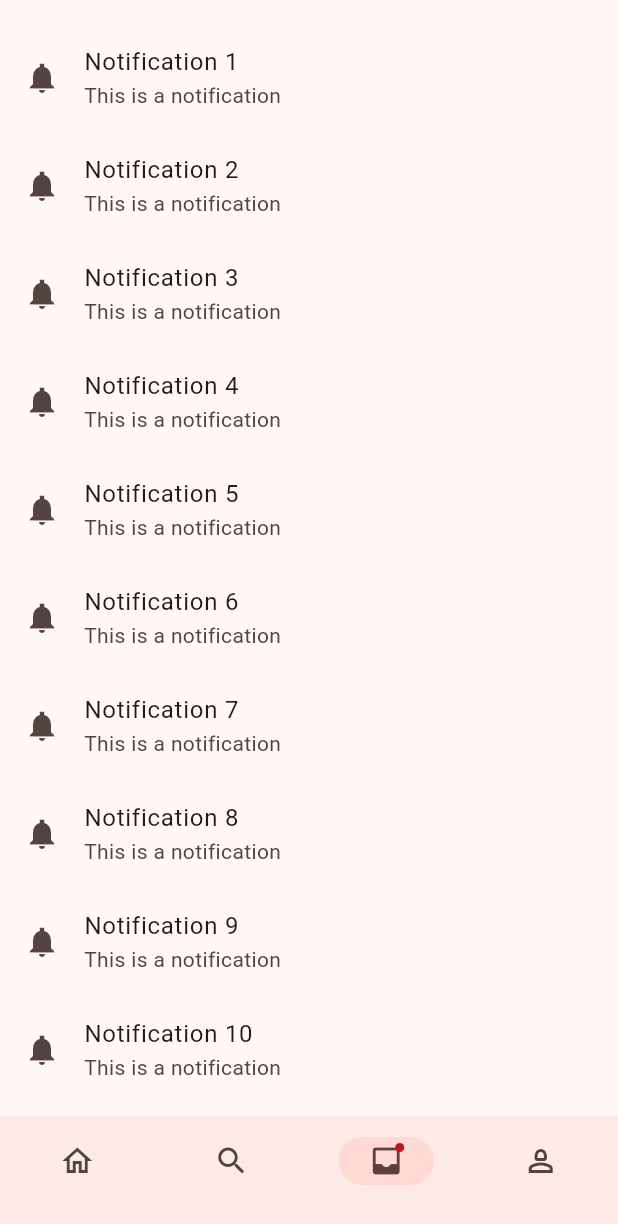
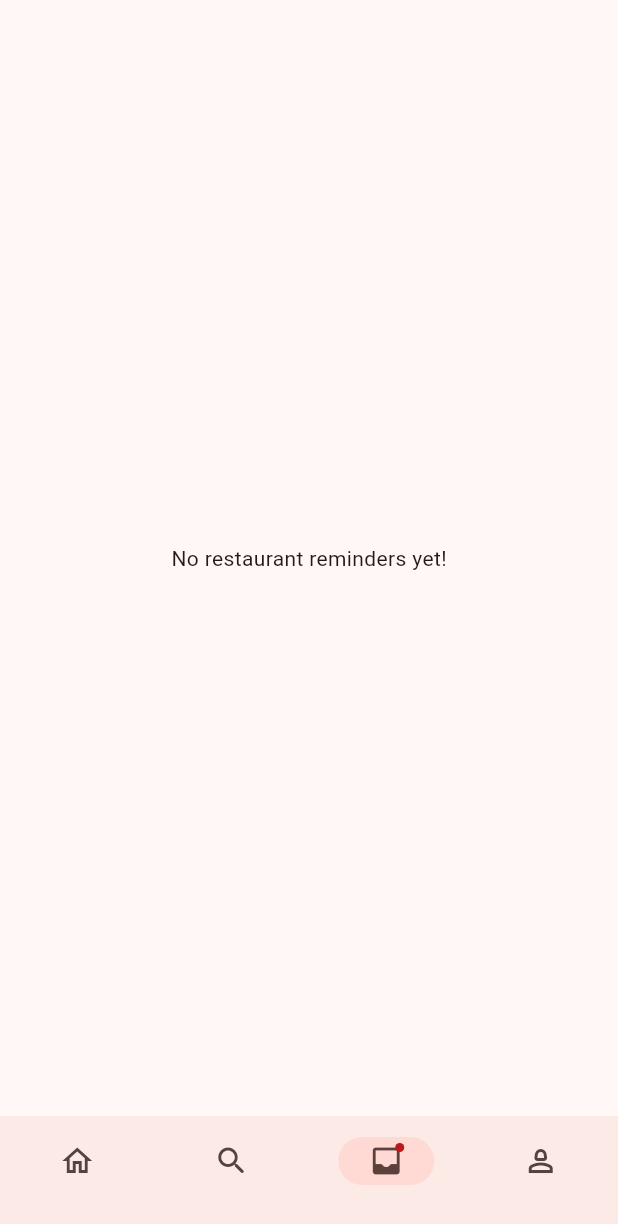
Before and after one commit to GuyWhoCode/QuickBites, a Flutter app: the NavBar screen opened directly, item 3 of the bottom bar chosen, on a phone screen of 412 x 824 dp. Shown: the top 1224 px of the screen. Run offline on Flutter 3.47's test engine with Material 3 defaults, Android fonts, the phone set to English and light mode, and no system bars; our stand-ins replace cloud_firestore, firebase_auth, firebase_core, flutter_cache_manager, geolocator; accounts and stored records are empty.

Commit message:
feat: notification page

```diff
--- a/lib/models/user.dart
+++ b/lib/models/user.dart
@@ -1,10 +1,10 @@
-import './restaurant.dart';
+import 'package:quickbites/models/restaurant.dart';
 
 class MainUser {
   final String id;
   final String name;
   List<Restaurant> favoriteRestaurants;
-  final int restaurantReminderDuration;
+  int restaurantReminderDuration;
 
   MainUser({
     required this.id,
--- a/lib/pages/home/page.dart
+++ b/lib/pages/home/page.dart
@@ -4,7 +4,6 @@ import 'package:provider/provider.dart';
 import 'package:quickbites/image_cache.dart';
 import 'package:quickbites/main.dart';
 import 'package:quickbites/pages/home/restaurant_info_card.dart';
-import 'package:cloud_firestore/cloud_firestore.dart';
 import 'package:quickbites/providers/auth_provider.dart';
 
 class HomePage extends StatelessWidget {
--- a/lib/pages/notification/page.dart
+++ b/lib/pages/notification/page.dart
@@ -1,4 +1,7 @@
 import 'package:flutter/material.dart';
+import 'package:provider/provider.dart';
+import 'package:quickbites/models/restaurant.dart';
+import 'package:quickbites/providers/auth_provider.dart';
 
 class NotificationPage extends StatefulWidget {
   const NotificationPage({super.key});
@@ -8,33 +11,68 @@ class NotificationPage extends StatefulWidget {
 }
 
 class _NotificationPageState extends State<NotificationPage> {
-  List<int> items = List<int>.generate(50, (int index) => index + 1);
+  List<Restaurant> getRestaurantsToRemind(
+    List<Restaurant> restaurants,
+    int reminderDuration,
+  ) {
+    final now = DateTime.now().millisecondsSinceEpoch;
+    return restaurants.where((restaurant) {
+      final timeSinceAdded = now - restaurant.addedAt;
+      print(
+        'Restaurant: ${restaurant.name}, Time since added: $timeSinceAdded, Reminder duration: $reminderDuration',
+      );
+      return timeSinceAdded >= reminderDuration;
+    }).toList();
+  }
 
   @override
   Widget build(BuildContext context) {
+    final authProvider = context.watch<AuthStateProvider>();
+    final restaurants = authProvider.currentUser?.favoriteRestaurants ?? [];
+    final reminderDuration =
+        authProvider.currentUser?.restaurantReminderDuration ?? 604800000;
+
+    final restaurantsToRemind = getRestaurantsToRemind(
+      restaurants,
+      reminderDuration,
+    );
+
+    if (restaurantsToRemind.isEmpty) {
+      return const Center(child: Text('No restaurant reminders yet!'));
+    }
+
     return ListView.builder(
-      itemCount: items.length,
+      itemCount: restaurantsToRemind.length,
       padding: const EdgeInsets.symmetric(vertical: 16),
       itemBuilder: (BuildContext context, int index) {
+        final restaurant = restaurantsToRemind[index];
         return Dismissible(
           background: Container(
             color: Colors.red,
-            padding: EdgeInsets.symmetric(horizontal: 20.0),
-            child: Row(
+            padding: const EdgeInsets.symmetric(horizontal: 20.0),
+            child: const Row(
               mainAxisAlignment: MainAxisAlignment.spaceBetween,
               children: <Widget>[Icon(Icons.delete), Icon(Icons.delete)],
             ),
           ),
-          key: ValueKey<int>(items[index]),
+          key: ValueKey<String>('${restaurant.name}-${restaurant.address}'),
           onDismissed: (DismissDirection direction) {
             setState(() {
-              items.removeAt(index);
+              restaurantsToRemind.removeAt(index);
             });
+            // Reset the restaurant's addedAt time when dismissed
+            final updatedRestaurant = Restaurant(
+              name: restaurant.name,
+              address: restaurant.address,
+              photoID: restaurant.photoID,
+              addedAt: DateTime.now().millisecondsSinceEpoch,
+            );
+            authProvider.updateRestaurantTimestamp(updatedRestaurant);
           },
           child: ListTile(
-            leading: Icon(Icons.notifications_sharp),
-            title: Text('Notification ${items[index]}'),
-            subtitle: Text('This is a notification'),
+            leading: const Icon(Icons.restaurant),
+            title: Text(restaurant.name),
+            subtitle: Text('Time to revisit this restaurant!'),
           ),
         );
       },
--- a/lib/pages/search/page.dart
+++ b/lib/pages/search/page.dart
@@ -1,5 +1,5 @@
 import 'package:flutter/material.dart';
-import './search_bar.dart';
+import 'package:quickbites/pages/search/search_bar.dart';
 
 class SearchPage extends StatelessWidget {
   const SearchPage({super.key});
--- a/lib/pages/search/search_bar.dart
+++ b/lib/pages/search/search_bar.dart
@@ -3,7 +3,7 @@ import 'package:geolocator/geolocator.dart';
 import 'package:http/http.dart' as http;
 import 'package:quickbites/env_vars.dart';
 import 'dart:convert';
-import './result.dart';
+import 'package:quickbites/pages/search/result.dart';
 
 Future<Position> determinePosition() async {
   bool serviceEnabled;
```
Also changed, not shown: lib/main.dart (+7 -9 lines), lib/pages/account/page.dart (+42 -0 lines), lib/pages/search/result.dart (+17 -9 lines), lib/providers/auth_provider.dart (+48 -3 lines).
